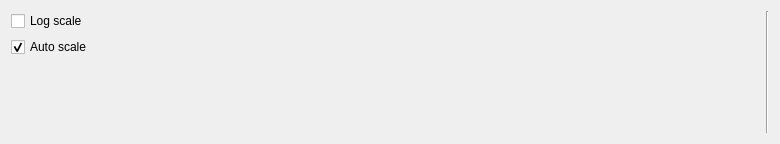
Above: xpaxs/spectromicroscopy/ui/ui_mcaspectrum.ui from praxes/praxes before the change. Below: the same form after it.
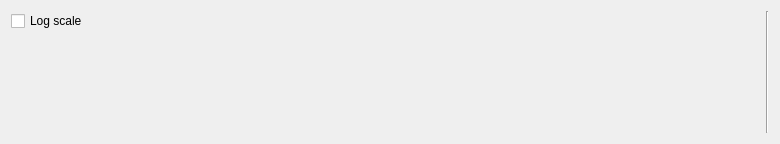
That is the form after the change.

What changed in the file:
```diff
--- a/xpaxs/spectromicroscopy/ui/ui_mcaspectrum.ui
+++ b/xpaxs/spectromicroscopy/ui/ui_mcaspectrum.ui
@@ -22,16 +22,6 @@
        </property>
       </widget>
      </item>
-     <item row="1" column="0" >
-      <widget class="QCheckBox" name="mcaAutoscaleButton" >
-       <property name="text" >
-        <string>Auto scale</string>
-       </property>
-       <property name="checked" >
-        <bool>true</bool>
-       </property>
-      </widget>
-     </item>
      <item row="3" column="0" >
       <spacer>
        <property name="orientation" >
```
